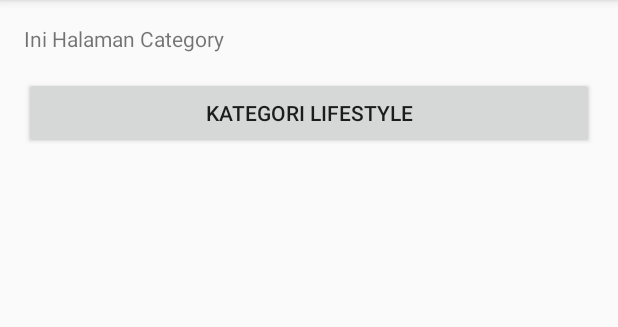
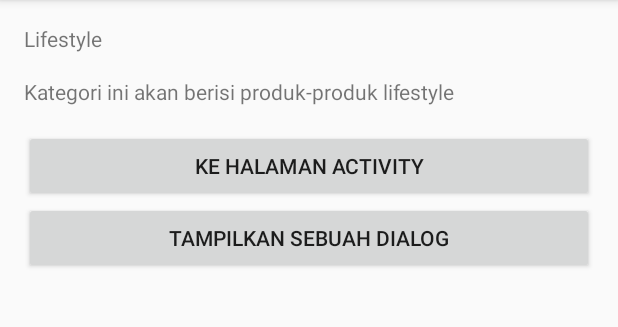
Before and after one commit to iqbalawe/Learn-Fragment, an Android app: the fragment CategoryFragment placed in its activity, after a tap on "KATEGORI LIFESTYLE", on a phone screen of 412 x 824 dp, the part 84-411 px from its top. Run offline under Robolectric (Android 15) with nearby library versions, the phone set to English and light mode, and no system bars.

Commit message:
Fragment With Data

```diff
--- a/app/src/main/java/iqbal/app/myflexiblefragment/CategoryFragment.java
+++ b/app/src/main/java/iqbal/app/myflexiblefragment/CategoryFragment.java
@@ -3,6 +3,8 @@ package iqbal.app.myflexiblefragment;
 
 import android.os.Bundle;
 import android.support.v4.app.Fragment;
+import android.support.v4.app.FragmentManager;
+import android.support.v4.app.FragmentTransaction;
 import android.view.LayoutInflater;
 import android.view.View;
 import android.view.ViewGroup;
@@ -33,7 +35,17 @@ public class CategoryFragment extends Fragment implements View.OnClickListener {
     @Override
     public void onClick(View v) {
         if (v.getId() == R.id.btn_detail_category) {
-
+            DetailCategoryFragment mDetailCategoryFragment = new DetailCategoryFragment();
+            Bundle mBundle = new Bundle();
+            mBundle.putString(DetailCategoryFragment.EXTRA_NAME, "Lifestyle");
+            String description = "Kategori ini akan berisi produk-produk lifestyle";
+            mDetailCategoryFragment.setArguments(mBundle);
+            mDetailCategoryFragment.setDescription(description);
+            FragmentManager mFragmentManager = getFragmentManager();
+            FragmentTransaction mFragmentTransaction = mFragmentManager.beginTransaction();
+            mFragmentTransaction.replace(R.id.frame_container, mDetailCategoryFragment, DetailCategoryFragment.class.getSimpleName());
+            mFragmentTransaction.addToBackStack(null);
+            mFragmentTransaction.commit();
         }
     }
 }
--- /dev/null
+++ b/app/src/main/java/iqbal/app/myflexiblefragment/DetailCategoryFragment.java
@@ -0,0 +1,68 @@
+package iqbal.app.myflexiblefragment;
+
+
+import android.os.Bundle;
+import android.support.annotation.Nullable;
+import android.support.v4.app.Fragment;
+import android.view.LayoutInflater;
+import android.view.View;
+import android.view.ViewGroup;
+import android.widget.Button;
+import android.widget.TextView;
+
+
+/**
+ * A simple {@link Fragment} subclass.
+ */
+public class DetailCategoryFragment extends Fragment implements View.OnClickListener {
+    private TextView tvCategoryName;
+    private TextView tvCategoryDescription;
+    public static String EXTRA_NAME = "extra_name";
+    private String description;
+
+
+    public DetailCategoryFragment() {
+        // Required empty public constructor
+    }
+
+    public String getDescription() {
+        return description;
+    }
+
+    public void setDescription(String description) {
+        this.description = description;
+    }
+
+
+    @Override
+    public View onCreateView(LayoutInflater inflater, ViewGroup container,
+                             Bundle savedInstanceState) {
+        // Inflate the layout for this fragment
+        View view = inflater.inflate(R.layout.fragment_detail_category, container, false);
+        tvCategoryName = (TextView) view.findViewById(R.id.tv_category_name);
+        tvCategoryDescription = (TextView) view.findViewById(R.id.tv_category_description);
+        Button btnProfile = (Button) view.findViewById(R.id.btn_profile);
+        Button btnShowDialog = (Button) view.findViewById(R.id.btn_show_dialog);
+        btnProfile.setOnClickListener(this);
+        btnShowDialog.setOnClickListener(this);
+        return view;
+    }
+
+    @Override
+    public void onActivityCreated(@Nullable Bundle savedInstanceState) {
+        super.onActivityCreated(savedInstanceState);
+        String categoryName = getArguments().getString(EXTRA_NAME);
+        tvCategoryName.setText(categoryName);
+        tvCategoryDescription.setText(getDescription());
+    }
+
+    @Override
+    public void onClick(View v) {
+        switch (v.getId()) {
+            case R.id.btn_profile:
+                break;
+            case R.id.btn_show_dialog:
+                break;
+        }
+    }
+}
--- /dev/null
+++ b/app/src/main/res/layout/fragment_detail_category.xml
@@ -0,0 +1,37 @@
+<?xml version="1.0" encoding="utf-8"?>
+<LinearLayout xmlns:android="http://schemas.android.com/apk/res/android"
+    xmlns:tools="http://schemas.android.com/tools"
+    android:layout_width="match_parent"
+    android:layout_height="match_parent"
+    android:orientation="vertical"
+    android:padding="16dp"
+    tools:context=".DetailCategoryFragment">
+
+    <!-- TODO: Update blank fragment layout -->
+    <TextView
+        android:id="@+id/tv_category_name"
+        android:layout_width="match_parent"
+        android:layout_height="wrap_content"
+        android:layout_marginBottom="16dp"
+        android:text="Category Name" />
+
+    <TextView
+        android:id="@+id/tv_category_description"
+        android:layout_width="match_parent"
+        android:layout_height="wrap_content"
+        android:layout_marginBottom="16dp"
+        android:text="Category Description" />
+
+    <Button
+        android:id="@+id/btn_profile"
+        android:layout_width="match_parent"
+        android:layout_height="wrap_content"
+        android:text="Ke Halaman Activity"/>
+
+    <Button
+        android:id="@+id/btn_show_dialog"
+        android:layout_width="match_parent"
+        android:layout_height="wrap_content"
+        android:text="Tampilkan Sebuah Dialog"/>
+
+</LinearLayout>
--- a/app/src/main/res/values/strings.xml
+++ b/app/src/main/res/values/strings.xml
@@ -2,5 +2,5 @@
     <string name="app_name">MyFlexibleFragment</string>
 
     <!-- TODO: Remove or change this placeholder text -->
-    <string name="hello_blank_fragment">Hello Blank Fragment</string>
+    <string name="hello_blank_fragment">Hello blank fragment</string>
 </resources>
```
